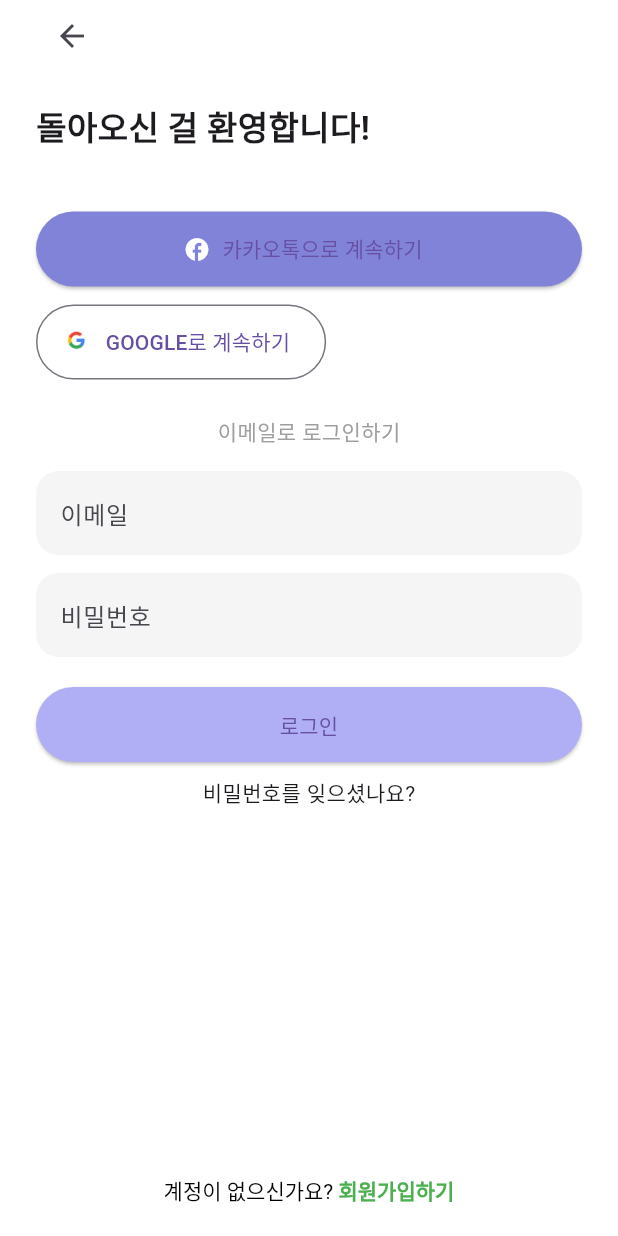
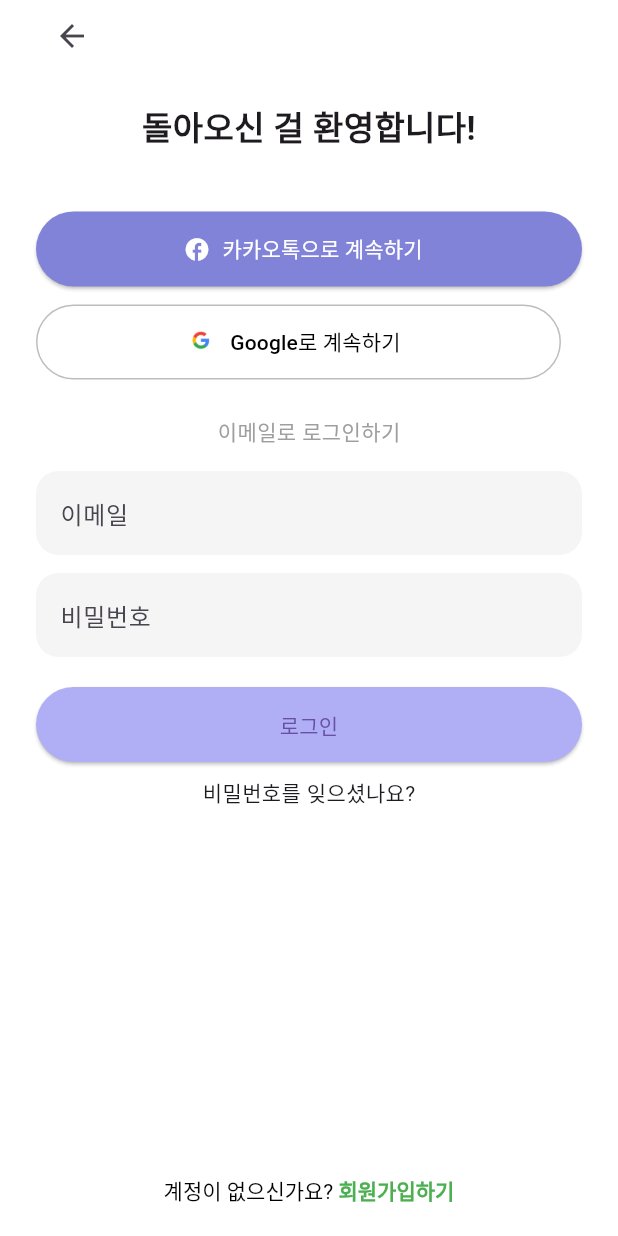
Before and after one commit to Ko-o-ala/Frontend, a Flutter app: the screen it shows after launch, after a tap on "로그인으로 가기", on a phone screen of 412 x 824 dp. Run offline on Flutter 3.47's test engine with Material 3 defaults, Android fonts, the light colour scheme and no system bars; our stand-ins replace percent_indicator.

Commit message:
돌오신거 어저구 가운데 정렬

```diff
--- a/lib/login/login.dart
+++ b/lib/login/login.dart
@@ -27,16 +27,24 @@
             children: [
               IconButton(icon: Icon(Icons.arrow_back), onPressed: () {}),
               SizedBox(height: 20),
-              Text(
+
+              Center(
+                child: Text(
                   '돌아오신 걸 환영합니다!',
                   style: TextStyle(fontSize: 22, fontWeight: FontWeight.bold),
+                  textAlign: TextAlign.center,
                 ),
+              ),
+
               SizedBox(height: 40),
               // 카카오 버튼
               ElevatedButton.icon(
                 onPressed: () {},
                 icon: Icon(Icons.facebook, color: Colors.white),
-                label: Text('카카오톡으로 계속하기'),
+                label: Text(
+                  '카카오톡으로 계속하기',
+                  style: TextStyle(color: Colors.white),
+                ),
                 style: ElevatedButton.styleFrom(
                   backgroundColor: Color(0xFF8183D9),
                   minimumSize: Size(double.infinity, 50),
@@ -45,22 +53,22 @@
                   ),
                 ),
               ),
+
               SizedBox(height: 12),
-              // 구글 버튼
-              OutlinedButton.icon(
+
+              SizedBox(
+                width: 350, // 원하는 고정 가로 길이
+                child: OutlinedButton.icon(
                   onPressed: () {},
                   icon: Image.asset('assets/google_icon.png', height: 20),
-                label: const Expanded(
-                  child: Text(
-                    'GOOGLE로 계속하기',
-                    overflow: TextOverflow.ellipsis,
-                    maxLines: 1,
-                  ),
-                ),
+                  label: Text('Google로 계속하기'),
                   style: OutlinedButton.styleFrom(
-                  minimumSize: const Size(0, 50), // <- double.infinity ❌
+                    minimumSize: Size(0, 50),
                     shape: RoundedRectangleBorder(
                       borderRadius: BorderRadius.circular(25),
+                    ),
+                    side: BorderSide(color: Colors.grey.shade400),
+                    foregroundColor: Colors.black,
                   ),
                 ),
               ),
```
Lines whose indentation alone changed are shown as unchanged.
